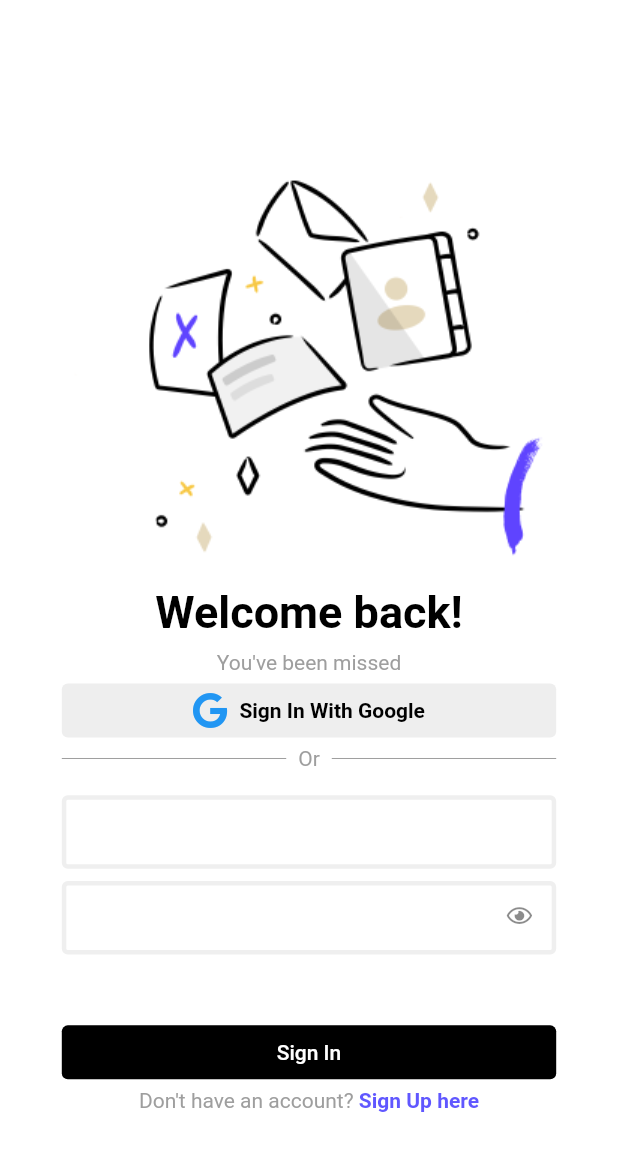
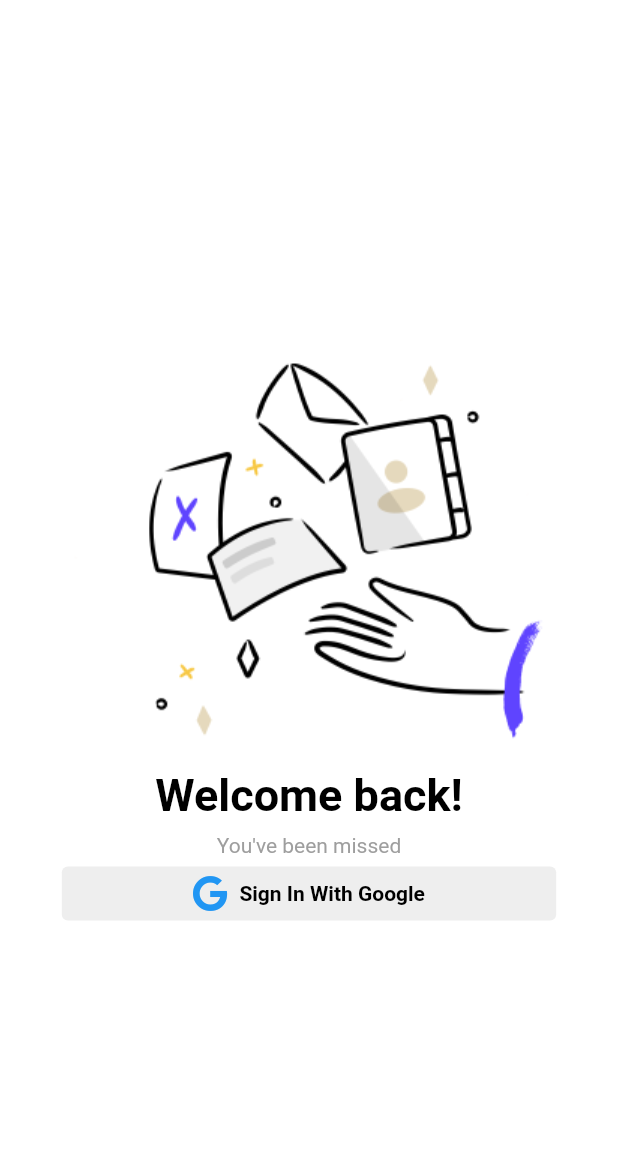
Before and after one commit to aseemsethi/my_app, a Flutter app: the screen it shows after launch, after a tap on "Get Started", on a phone screen of 412 x 824 dp. Shown: the top 1151 px of the screen. Run offline on Flutter 3.47's test engine with Material 2 defaults, Android fonts, the phone set to English and light mode, and no system bars; our stand-ins replace firebase_auth, firebase_core, flutter_local_notifications, font_awesome_flutter, google_sign_in, shared_preferences and 1 more; missing offline and left inert: flutter_foreground_task, flutter_nsd, mqtt_client, network_info_plus, ping_discover_network_forked; accounts and stored records are empty.

Commit message:
Removed signin except google

```diff
--- a/lib/screens/sign_in_page.dart
+++ b/lib/screens/sign_in_page.dart
@@ -34,67 +34,67 @@ class SignInPage extends StatelessWidget {
             style: TextStyle(color: Constants.kDarkGreyColor),
           ),
           GoogleSignIn(),
-          buildRowDivider(size: size),
-          Padding(padding: EdgeInsets.only(bottom: size.height * 0.02)),
-          SizedBox(
-            width: size.width * 0.8,
-            child: TextField(
-                decoration: InputDecoration(
-                    contentPadding:
-                        EdgeInsets.symmetric(vertical: 15.0, horizontal: 10.0),
-                    enabledBorder: border,
-                    focusedBorder: border)),
-          ),
-          SizedBox(
-            height: size.height * 0.01,
-          ),
-          SizedBox(
-            width: size.width * 0.8,
-            child: TextField(
-              decoration: InputDecoration(
-                contentPadding:
-                    EdgeInsets.symmetric(vertical: 15.0, horizontal: 10.0),
-                enabledBorder: border,
-                focusedBorder: border,
-                suffixIcon: Padding(
-                  child: FaIcon(
-                    FontAwesomeIcons.eye,
-                    size: 15,
-                  ),
-                  padding: EdgeInsets.only(top: 15, left: 15),
-                ),
-              ),
-            ),
-          ),
-          Padding(padding: EdgeInsets.only(bottom: size.height * 0.05)),
-          SizedBox(
-            width: size.width * 0.8,
-            child: OutlinedButton(
-              onPressed: () async {},
-              child: Text(Constants.textSignIn),
-              style: ButtonStyle(
-                  foregroundColor:
-                      MaterialStateProperty.all<Color>(Constants.kPrimaryColor),
-                  backgroundColor:
-                      MaterialStateProperty.all<Color>(Constants.kBlackColor),
-                  side: MaterialStateProperty.all<BorderSide>(BorderSide.none)),
-            ),
-          ),
-          RichText(
-              textAlign: TextAlign.center,
-              text: TextSpan(children: <TextSpan>[
-                TextSpan(
-                    text: Constants.textAcc,
-                    style: TextStyle(
-                      color: Constants.kDarkGreyColor,
-                    )),
-                TextSpan(
-                    text: Constants.textSignUp,
-                    style: TextStyle(
-                      fontWeight: FontWeight.bold,
-                      color: Constants.kDarkBlueColor,
-                    )),
-              ])),
+          // buildRowDivider(size: size),
+          // Padding(padding: EdgeInsets.only(bottom: size.height * 0.02)),
+          // SizedBox(
+          //   width: size.width * 0.8,
+          //   child: TextField(
+          //       decoration: InputDecoration(
+          //           contentPadding:
+          //               EdgeInsets.symmetric(vertical: 15.0, horizontal: 10.0),
+          //           enabledBorder: border,
+          //           focusedBorder: border)),
+          // ),
+          // SizedBox(
+          //   height: size.height * 0.01,
+          // ),
+          // SizedBox(
+          //   width: size.width * 0.8,
+          //   child: TextField(
+          //     decoration: InputDecoration(
+          //       contentPadding:
+          //           EdgeInsets.symmetric(vertical: 15.0, horizontal: 10.0),
+          //       enabledBorder: border,
+          //       focusedBorder: border,
+          //       suffixIcon: Padding(
+          //         child: FaIcon(
+          //           FontAwesomeIcons.eye,
+          //           size: 15,
+          //         ),
+          //         padding: EdgeInsets.only(top: 15, left: 15),
+          //       ),
+          //     ),
+          //   ),
+          // ),
+          // Padding(padding: EdgeInsets.only(bottom: size.height * 0.05)),
+          // SizedBox(
+          //   width: size.width * 0.8,
+          //   child: OutlinedButton(
+          //     onPressed: () async {},
+          //     child: Text(Constants.textSignIn),
+          //     style: ButtonStyle(
+          //         foregroundColor:
+          //             MaterialStateProperty.all<Color>(Constants.kPrimaryColor),
+          //         backgroundColor:
+          //             MaterialStateProperty.all<Color>(Constants.kBlackColor),
+          //         side: MaterialStateProperty.all<BorderSide>(BorderSide.none)),
+          //   ),
+          // ),
+          // RichText(
+          //     textAlign: TextAlign.center,
+          //     text: TextSpan(children: <TextSpan>[
+          //       TextSpan(
+          //           text: Constants.textAcc,
+          //           style: TextStyle(
+          //             color: Constants.kDarkGreyColor,
+          //           )),
+          //       TextSpan(
+          //           text: Constants.textSignUp,
+          //           style: TextStyle(
+          //             fontWeight: FontWeight.bold,
+          //             color: Constants.kDarkBlueColor,
+          //           )),
+          //     ])),
         ])));
   }
 
```
Also changed, not shown: 2 other files.
